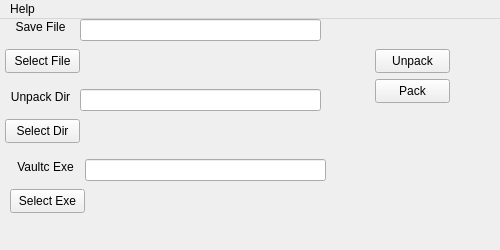
Qt form fomse.ui (AlbusNoir/FoMSE) before a commit.
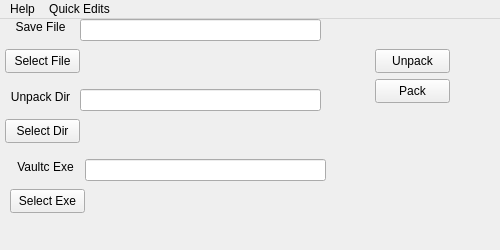
The same form after that commit.

Commit message: adding quick edits and updating some functions

```diff
--- a/fomse.ui
+++ b/fomse.ui
@@ -204,7 +204,14 @@
     <addaction name="actionInfo"/>
     <addaction name="actionAbout"/>
    </widget>
+   <widget class="QMenu" name="menuQuickEdits">
+    <property name="title">
+     <string>Quick Edits</string>
+    </property>
+    <addaction name="actionQuickEdits"/>
+   </widget>
    <addaction name="menuHelp"/>
+   <addaction name="menuQuickEdits"/>
   </widget>
   <action name="actionUsage">
    <property name="text">
```
Left out of the diff: 5 changed lines with no effect on the pictures. The commit also changes 4 other files.
